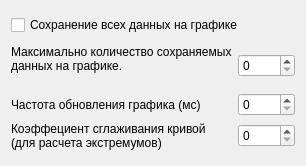
Qt form data/ui/analyzer_graph_settings_window.ui (gg-master/VISDOM_project) before a commit.
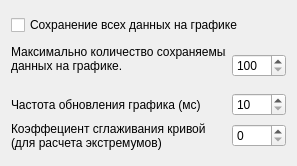
The same form after that commit.

```diff
--- a/data/ui/analyzer_graph_settings_window.ui
+++ b/data/ui/analyzer_graph_settings_window.ui
@@ -6,7 +6,7 @@
    <rect>
     <x>0</x>
     <y>0</y>
-    <width>306</width>
+    <width>297</width>
     <height>166</height>
    </rect>
   </property>
@@ -39,7 +39,14 @@
       </widget>
      </item>
      <item row="0" column="1">
-      <widget class="QSpinBox" name="maxChunks"/>
+      <widget class="QSpinBox" name="maxChunks">
+       <property name="minimum">
+        <number>100</number>
+       </property>
+       <property name="maximum">
+        <number>5000</number>
+       </property>
+      </widget>
      </item>
      <item row="1" column="0">
       <widget class="QLabel" name="label_4">
@@ -49,7 +56,14 @@
       </widget>
      </item>
      <item row="1" column="1">
-      <widget class="QSpinBox" name="timer_interval"/>
+      <widget class="QSpinBox" name="timer_interval">
+       <property name="minimum">
+        <number>10</number>
+       </property>
+       <property name="maximum">
+        <number>1000</number>
+       </property>
+      </widget>
      </item>
      <item row="2" column="0">
       <widget class="QLabel" name="label">
@@ -60,7 +74,11 @@
       </widget>
      </item>
      <item row="2" column="1">
-      <widget class="QSpinBox" name="window_len"/>
+      <widget class="QSpinBox" name="window_len">
+       <property name="maximum">
+        <number>200</number>
+       </property>
+      </widget>
      </item>
     </layout>
    </item>
```
